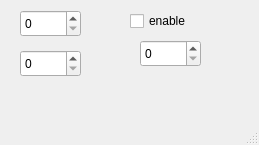
First picture: the form in overlay.ui, repository danielkucera/Mixer-gui, before the edit.
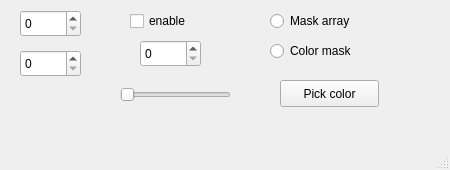
Second picture: the form after the edit.

Commit message: skusam ten overlay ale cele zle

```diff
--- a/overlay.ui
+++ b/overlay.ui
@@ -6,8 +6,8 @@
    <rect>
     <x>0</x>
     <y>0</y>
-    <width>259</width>
-    <height>145</height>
+    <width>450</width>
+    <height>170</height>
    </rect>
   </property>
   <property name="windowTitle">
@@ -57,6 +57,64 @@
      </rect>
     </property>
    </widget>
+   <widget class="QRadioButton" name="radioArray">
+    <property name="geometry">
+     <rect>
+      <x>270</x>
+      <y>10</y>
+      <width>117</width>
+      <height>22</height>
+     </rect>
+    </property>
+    <property name="text">
+     <string>Mask array</string>
+    </property>
+   </widget>
+   <widget class="QRadioButton" name="radioColor">
+    <property name="geometry">
+     <rect>
+      <x>270</x>
+      <y>40</y>
+      <width>117</width>
+      <height>22</height>
+     </rect>
+    </property>
+    <property name="text">
+     <string>Color mask</string>
+    </property>
+   </widget>
+   <widget class="QPushButton" name="colorButton">
+    <property name="geometry">
+     <rect>
+      <x>280</x>
+      <y>80</y>
+      <width>99</width>
+      <height>27</height>
+     </rect>
+    </property>
+    <property name="text">
+     <string>Pick color</string>
+    </property>
+   </widget>
+   <widget class="QSlider" name="sensSlider">
+    <property name="geometry">
+     <rect>
+      <x>120</x>
+      <y>80</y>
+      <width>111</width>
+      <height>29</height>
+     </rect>
+    </property>
+    <property name="minimum">
+     <number>1</number>
+    </property>
+    <property name="maximum">
+     <number>8</number>
+    </property>
+    <property name="orientation">
+     <enum>Qt::Horizontal</enum>
+    </property>
+   </widget>
   </widget>
   <widget class="QMenuBar" name="menubar">
    <property name="geometry">
```
Left out of the diff: 2 changed lines with no effect on the pictures. The commit also changes 11 other files.
